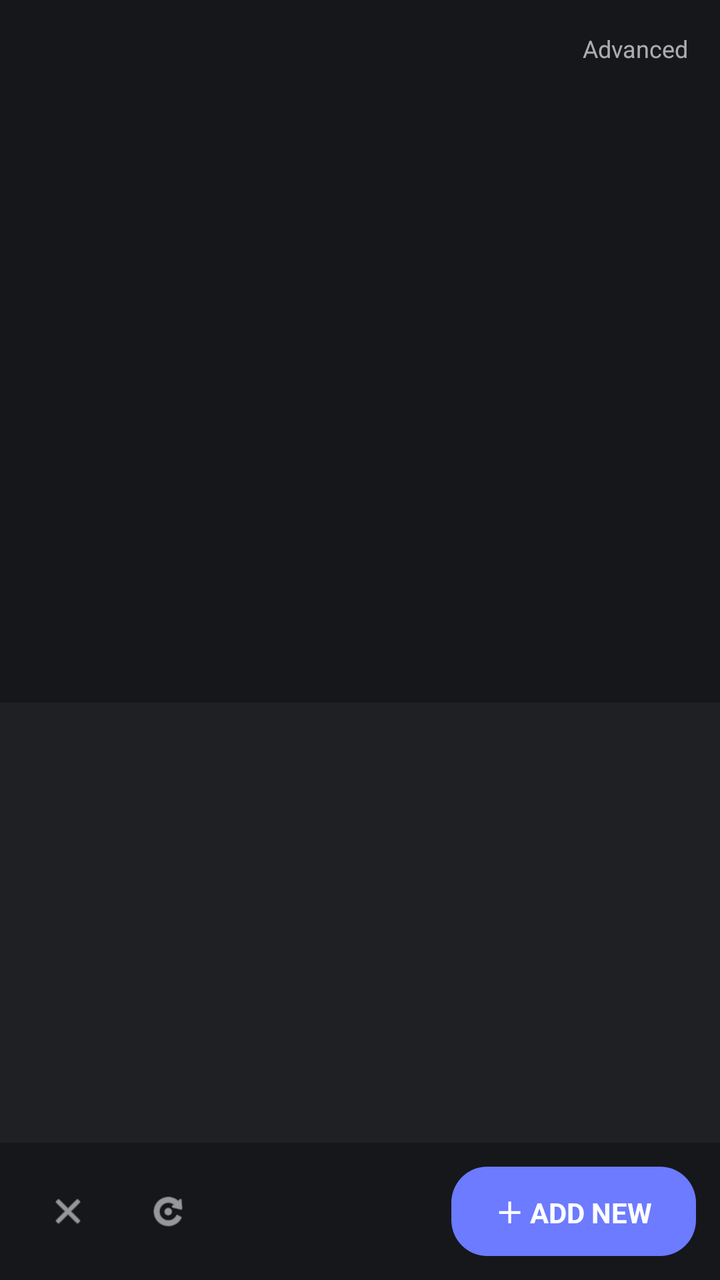
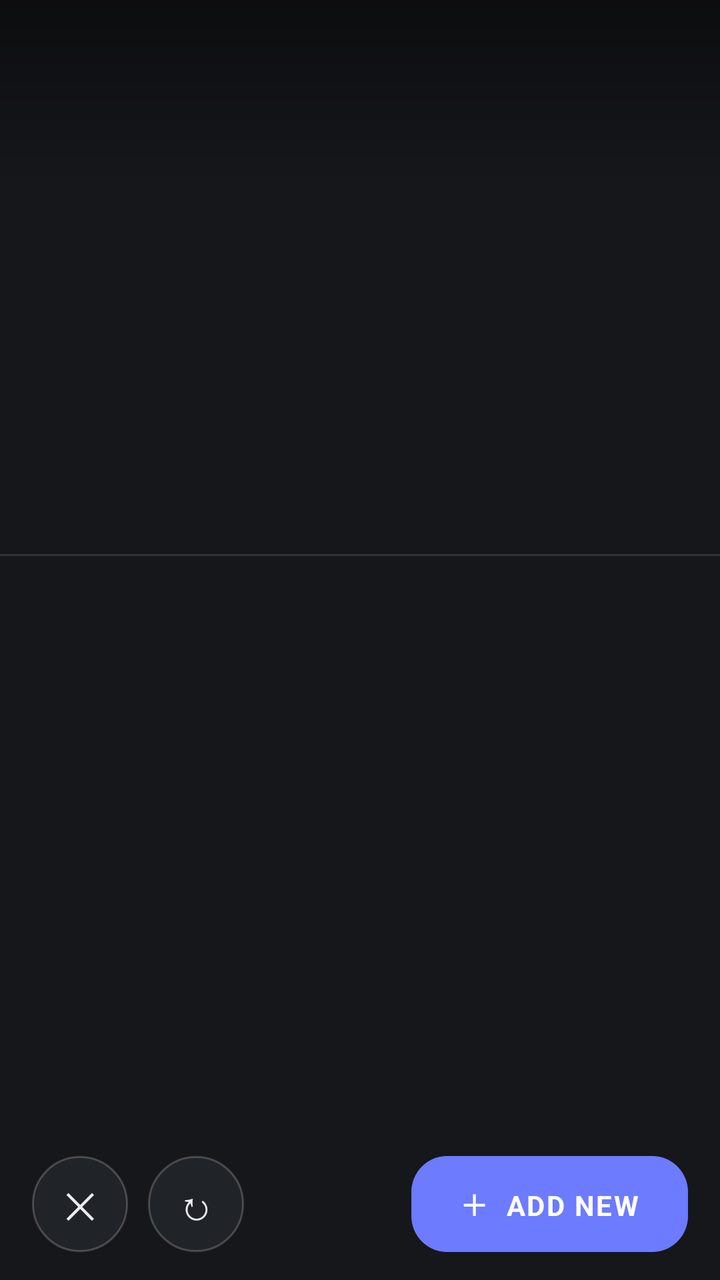

The first picture is an Android layout as it rendered before a commit; the second is the same layout after the commit. The layout source and the unified diff follow.
<!-- AndroidManifest.xml: activity theme Theme.Widgets -->
<!-- res/layout/activity_customize_widget.xml -->
<?xml version="1.0" encoding="utf-8"?>
<LinearLayout xmlns:android="http://schemas.android.com/apk/res/android"
    android:id="@+id/cw_root"
    android:layout_width="match_parent"
    android:layout_height="match_parent"
    android:orientation="vertical"
    android:background="@android:color/transparent"
    android:fitsSystemWindows="true">

    
    <FrameLayout
        android:layout_width="match_parent"
        android:layout_height="0dp"
        android:layout_weight="1"
        android:minHeight="200dp">

        <ImageView
            android:id="@+id/cw_preview"
            android:layout_width="match_parent"
            android:layout_height="match_parent"
            android:layout_margin="24dp"
            android:contentDescription="Widget preview"
            android:scaleType="fitCenter" />

        <TextView
            android:id="@+id/cw_advanced"
            android:layout_width="wrap_content"
            android:layout_height="wrap_content"
            android:layout_gravity="top|end"
            android:layout_margin="8dp"
            android:text="Advanced"
            android:padding="8dp"
            android:textSize="12sp"
            android:textColor="?attr/colorOnSurface"
            android:alpha="0.7"
            android:background="?selectableItemBackground" />
    </FrameLayout>

    
    <HorizontalScrollView
        android:layout_width="match_parent"
        android:layout_height="wrap_content"
        android:scrollbars="none"
        android:background="#14FFFFFF">

        <LinearLayout
            android:id="@+id/cw_tabs"
            android:layout_width="wrap_content"
            android:layout_height="wrap_content"
            android:orientation="horizontal"
            android:paddingHorizontal="6dp" />
    </HorizontalScrollView>

    
    <FrameLayout
        android:id="@+id/cw_content"
        android:layout_width="match_parent"
        android:layout_height="220dp"
        android:background="#0AFFFFFF" />

    
    <LinearLayout
        android:layout_width="match_parent"
        android:layout_height="wrap_content"
        android:orientation="horizontal"
        android:gravity="center_vertical"
        android:padding="12dp">

        <ImageView
            android:id="@+id/cw_close"
            android:layout_width="44dp"
            android:layout_height="44dp"
            android:padding="12dp"
            android:src="@android:drawable/ic_menu_close_clear_cancel"
            android:contentDescription="Close"
            android:background="?selectableItemBackgroundBorderless"
            app:tint="?attr/colorOnSurface"
            xmlns:app="http://schemas.android.com/apk/res-auto" />

        <ImageView
            android:id="@+id/cw_reset"
            android:layout_width="44dp"
            android:layout_height="44dp"
            android:layout_marginStart="6dp"
            android:padding="12dp"
            android:src="@android:drawable/ic_menu_rotate"
            android:contentDescription="Reset"
            android:background="?selectableItemBackgroundBorderless"
            app:tint="?attr/colorOnSurface"
            xmlns:app="http://schemas.android.com/apk/res-auto" />

        <View
            android:layout_width="0dp"
            android:layout_height="1dp"
            android:layout_weight="1" />

        <TextView
            android:id="@+id/cw_add_home"
            android:layout_width="wrap_content"
            android:layout_height="wrap_content"
            android:text="＋ ADD NEW"
            android:paddingHorizontal="22dp"
            android:paddingVertical="12dp"
            android:textStyle="bold"
            android:textColor="?attr/colorOnPrimary"
            android:background="@drawable/bg_premium_pill" />
    </LinearLayout>

</LinearLayout>
<!-- resources referenced by this layout -->
<resources>
  <!-- drawable bg_premium_pill (drawable) -->
  <?xml version="1.0" encoding="utf-8"?>
  <shape xmlns:android="http://schemas.android.com/apk/res/android">
      <solid android:color="?attr/colorPrimary" />
      <corners android:radius="18dp" />
  </shape>
  <style name="Theme.Widgets" parent="Base.Theme.Widgets">
          <item name="colorPrimary">#6C7BFF</item>
          <item name="colorOnPrimary">#FFFFFF</item>
          <item name="colorPrimaryContainer">#1A6C7BFF</item>
          <item name="colorSecondary">#9AA5FF</item>
          <item name="android:colorBackground">#16171B</item>
          <item name="colorSurface">#1D1F24</item>
          <item name="colorOnSurface">#ECEDF0</item>
          <item name="android:statusBarColor">#16171B</item>
          <item name="android:navigationBarColor">#16171B</item>
      </style>
  <color name="yellow_accent">#FF6C7BFF</color>
  <color name="white">#FFFFFFFF</color>
  <color name="yellow_accent_alpha_20">#336C7BFF</color>
  <color name="yellow_accent_light">#FF9AA5FF</color>
  <color name="yellow_accent_dark">#FF4E5CE0</color>
  <color name="black">#FF000000</color>
  <color name="yellow_accent_alpha_10">#1A6C7BFF</color>
  <color name="error">#FFEF5A5A</color>
  <color name="error_container">#FF4A1C1C</color>
  <color name="dark_background">#FF16171B</color>
  <color name="text_primary">#FFECEDF0</color>
  <color name="dark_surface">#FF1D1F24</color>
  <color name="dark_surface_variant">#FF24272E</color>
  <color name="text_secondary">#FFA6ABB5</color>
  <color name="divider">#1FFFFFFF</color>
  <style name="Widget.Widgets.Card.Neumorphic" parent="Widget.Material3.CardView.Filled">
          <item name="cardBackgroundColor">@color/dark_card</item>
          <item name="cardCornerRadius">16dp</item>
          <item name="cardElevation">0dp</item>
          <item name="strokeWidth">0dp</item>
          <item name="android:background">@drawable/bg_neumorphic</item>
      </style>
  <color name="dark_card">#FF212429</color>
  <!-- drawable bg_neumorphic (drawable) -->
  <?xml version="1.0" encoding="utf-8"?>
  <layer-list xmlns:android="http://schemas.android.com/apk/res/android">
      <item android:left="4dp" android:top="4dp">
          <shape android:shape="rectangle">
              <solid android:color="#40000000" />
              <corners android:radius="16dp" />
          </shape>
      </item>
      <item android:right="4dp" android:bottom="4dp">
          <shape android:shape="rectangle">
              <solid android:color="#1AFFFFFF" />
              <corners android:radius="16dp" />
          </shape>
      </item>
      <item android:left="1dp" android:top="1dp" android:right="1dp" android:bottom="1dp">
          <shape android:shape="rectangle">
              <solid android:color="@color/dark_card" />
              <corners android:radius="16dp" />
          </shape>
      </item>
  </layer-list>
  <!-- unchanged entries left out for length: 1 -->
</resources>

<!-- the commit's change to res/layout/activity_customize_widget.xml (unified diff, before → after) -->
@@ -1,109 +1,127 @@
 <?xml version="1.0" encoding="utf-8"?>
-<LinearLayout xmlns:android="http://schemas.android.com/apk/res/android"
+<FrameLayout xmlns:android="http://schemas.android.com/apk/res/android"
     android:id="@+id/cw_root"
     android:layout_width="match_parent"
     android:layout_height="match_parent"
-    android:orientation="vertical"
-    android:background="@android:color/transparent"
-    android:fitsSystemWindows="true">
+    android:background="@android:color/transparent">
 
-    
-    <FrameLayout
+    <LinearLayout
         android:layout_width="match_parent"
-        android:layout_height="0dp"
-        android:layout_weight="1"
-        android:minHeight="200dp">
+        android:layout_height="match_parent"
+        android:orientation="vertical">
 
-        <ImageView
-            android:id="@+id/cw_preview"
+        <FrameLayout
+            android:id="@+id/cw_preview_area"
             android:layout_width="match_parent"
-            android:layout_height="match_parent"
-            android:layout_margin="24dp"
-            android:contentDescription="Widget preview"
-            android:scaleType="fitCenter" />
+            android:layout_height="0dp"
+            android:layout_weight="1"
+            android:minHeight="200dp">
 
-        <TextView
-            android:id="@+id/cw_advanced"
-            android:layout_width="wrap_content"
-            android:layout_height="wrap_content"
-            android:layout_gravity="top|end"
-            android:layout_margin="8dp"
-            android:text="Advanced"
-            android:padding="8dp"
-            android:textSize="12sp"
-            android:textColor="?attr/colorOnSurface"
-            android:alpha="0.7"
-            android:background="?selectableItemBackground" />
-    </FrameLayout>
+            <ImageView
+                android:id="@+id/cw_preview"
+                android:layout_width="match_parent"
+                android:layout_height="match_parent"
+                android:layout_marginStart="36dp"
+                android:layout_marginTop="28dp"
+                android:layout_marginEnd="36dp"
+                android:layout_marginBottom="28dp"
+                android:contentDescription="Widget preview"
+                android:scaleType="fitCenter" />
 
-    
-    <HorizontalScrollView
-        android:layout_width="match_parent"
-        android:layout_height="wrap_content"
-        android:scrollbars="none"
-        android:background="#14FFFFFF">
+        </FrameLayout>
 
         <LinearLayout
-            android:id="@+id/cw_tabs"
-            android:layout_width="wrap_content"
+            android:id="@+id/cw_sheet"
+            android:layout_width="match_parent"
             android:layout_height="wrap_content"
-            android:orientation="horizontal"
-            android:paddingHorizontal="6dp" />
-    </HorizontalScrollView>
+            android:background="@drawable/bg_editor_sheet"
+            android:orientation="vertical">
 
-    
-    <FrameLayout
-        android:id="@+id/cw_content"
-        android:layout_width="match_parent"
-        android:layout_height="220dp"
-        android:background="#0AFFFFFF" />
+            <HorizontalScrollView
+                android:id="@+id/cw_tabs_scroll"
+                android:layout_width="match_parent"
+                android:layout_height="wrap_content"
+                android:paddingTop="6dp"
+                android:scrollbars="none">
 
-    
-    <LinearLayout
-        android:layout_width="match_parent"
-        android:layout_height="wrap_content"
-        android:orientation="horizontal"
-        android:gravity="center_vertical"
-        android:padding="12dp">
+                <LinearLayout
+                    android:id="@+id/cw_tabs"
+                    android:layout_width="wrap_content"
+                    android:layout_height="wrap_content"
+                    android:orientation="horizontal"
+                    android:paddingHorizontal="8dp" />
+            </HorizontalScrollView>
 
-        <ImageView
-            android:id="@+id/cw_close"
-            android:layout_width="44dp"
-            android:layout_height="44dp"
-            android:padding="12dp"
-            android:src="@android:drawable/ic_menu_close_clear_cancel"
-            android:contentDescription="Close"
-            android:background="?selectableItemBackgroundBorderless"
-            app:tint="?attr/colorOnSurface"
-            xmlns:app="http://schemas.android.com/apk/res-auto" />
+            <View
+                android:layout_width="match_parent"
+                android:layout_height="1dp"
+                android:background="@color/divider" />
 
-        <ImageView
-            android:id="@+id/cw_reset"
-            android:layout_width="44dp"
-            android:layout_height="44dp"
-            android:layout_marginStart="6dp"
-            android:padding="12dp"
-            android:src="@android:drawable/ic_menu_rotate"
-            android:contentDescription="Reset"
-            android:background="?selectableItemBackgroundBorderless"
-            app:tint="?attr/colorOnSurface"
-            xmlns:app="http://schemas.android.com/apk/res-auto" />
+            <FrameLayout
+                android:id="@+id/cw_content"
+                android:layout_width="match_parent"
+                android:layout_height="290dp" />
 
-        <View
-            android:layout_width="0dp"
-            android:layout_height="1dp"
-            android:layout_weight="1" />
+            <LinearLayout
+                android:id="@+id/cw_actions"
+                android:layout_width="match_parent"
+                android:layout_height="wrap_content"
+                android:gravity="center_vertical"
+                android:orientation="horizontal"
+                android:paddingStart="16dp"
+                android:paddingTop="10dp"
+                android:paddingEnd="16dp"
+                android:paddingBottom="14dp">
 
-        <TextView
-            android:id="@+id/cw_add_home"
-            android:layout_width="wrap_content"
-            android:layout_height="wrap_content"
-            android:text="＋ ADD NEW"
-            android:paddingHorizontal="22dp"
-            android:paddingVertical="12dp"
-            android:textStyle="bold"
-            android:textColor="?attr/colorOnPrimary"
-            android:background="@drawable/bg_premium_pill" />
+                <TextView
+                    android:id="@+id/cw_close"
+                    android:layout_width="48dp"
+                    android:layout_height="48dp"
+                    android:background="@drawable/bg_round_glass"
+                    android:contentDescription="Close"
+                    android:gravity="center"
+                    android:text="✕"
+                    android:textColor="@color/text_primary"
+                    android:textSize="18sp" />
+
+                <TextView
+                    android:id="@+id/cw_reset"
+                    android:layout_width="48dp"
+                    android:layout_height="48dp"
+                    android:layout_marginStart="10dp"
+                    android:background="@drawable/bg_round_glass"
+                    android:contentDescription="Reset"
+                    android:gravity="center"
+                    android:text="↻"
+                    android:textColor="@color/text_primary"
+                    android:textSize="20sp" />
+
+                <View
+                    android:layout_width="0dp"
+                    android:layout_height="1dp"
+                    android:layout_weight="1" />
+
+                <TextView
+                    android:id="@+id/cw_add_home"
+                    android:layout_width="wrap_content"
+                    android:layout_height="48dp"
+                    android:background="@drawable/bg_premium_pill"
+                    android:gravity="center"
+                    android:letterSpacing="0.06"
+                    android:paddingHorizontal="24dp"
+                    android:text="＋  ADD NEW"
+                    android:textColor="?attr/colorOnPrimary"
+                    android:textStyle="bold" />
+            </LinearLayout>
+
+        </LinearLayout>
+
     </LinearLayout>
 
-</LinearLayout>
+    <View
+        android:id="@+id/cw_scrim"
+        android:layout_width="match_parent"
+        android:layout_height="96dp"
+        android:background="@drawable/bg_top_scrim" />
+
+</FrameLayout>
<!-- resource entries referenced after the edit -->
@@ -5,6 +5,17 @@
   <shape xmlns:android="http://schemas.android.com/apk/res/android">
       <solid android:color="?attr/colorPrimary" />
       <corners android:radius="18dp" />
+  </shape>
+  <!-- drawable bg_round_glass (drawable) -->
+  <?xml version="1.0" encoding="utf-8"?>
+  <shape xmlns:android="http://schemas.android.com/apk/res/android" android:shape="oval">
+      <solid android:color="#CC24272E" />
+      <stroke android:width="1dp" android:color="#33FFFFFF" />
+  </shape>
+  <!-- drawable bg_top_scrim (drawable) -->
+  <?xml version="1.0" encoding="utf-8"?>
+  <shape xmlns:android="http://schemas.android.com/apk/res/android" android:shape="rectangle">
+      <gradient android:angle="270" android:startColor="#73000000" android:endColor="#00000000" />
   </shape>
   <style name="Theme.Widgets" parent="Base.Theme.Widgets">
           <item name="colorPrimary">#6C7BFF</item>
@@ -28,6 +39,12 @@
   <color name="error_container">#FF4A1C1C</color>
   <color name="dark_background">#FF16171B</color>
   <color name="text_primary">#FFECEDF0</color>
+  <!-- drawable bg_editor_sheet (drawable) -->
+  <?xml version="1.0" encoding="utf-8"?>
+  <shape xmlns:android="http://schemas.android.com/apk/res/android" android:shape="rectangle">
+      <solid android:color="@color/dark_background" />
+      <corners android:topLeftRadius="28dp" android:topRightRadius="28dp" />
+  </shape>
   <color name="dark_surface">#FF1D1F24</color>
   <color name="dark_surface_variant">#FF24272E</color>
   <color name="text_secondary">#FFA6ABB5</color>
